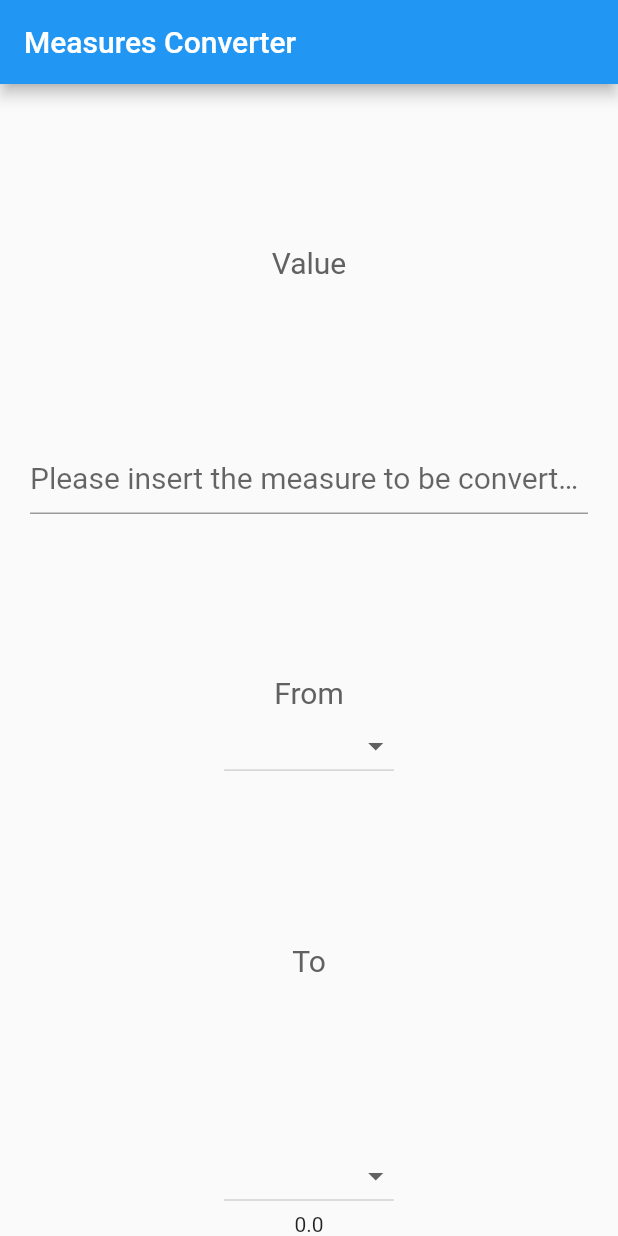
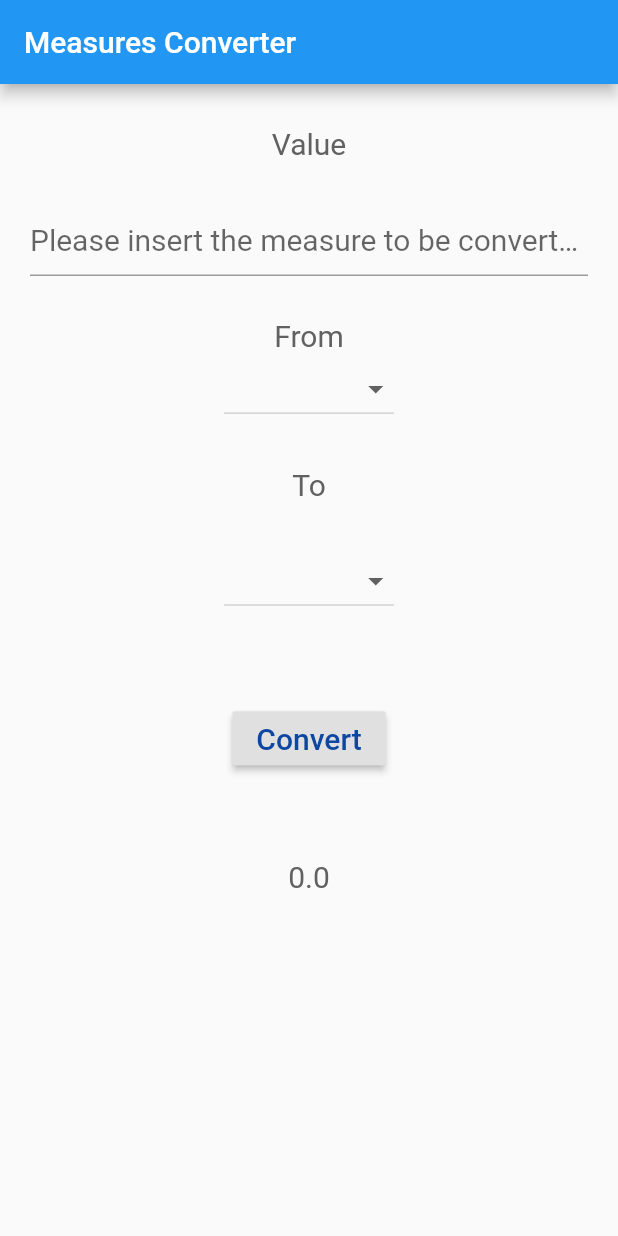
Before and after one commit to mpsb/flutter_projects, a Flutter app: the screen it shows after launch, on a phone screen of 412 x 824 dp. Run offline on Flutter 3.47's test engine with Material 2 defaults, Android fonts, the phone set to English and light mode, and no system bars.

Commit message:
finished GUI.

```diff
--- a/unit_converter/lib/main.dart
+++ b/unit_converter/lib/main.dart
@@ -112,7 +112,26 @@ class MyAppState extends State<MyApp> {
                 },
                 value: _convertedMeasure,
               ),
-              Text((_numberFrom == null) ? '' : _numberFrom.toString())
+              Spacer(
+                flex: 2,
+              ),
+              RaisedButton(
+                child: Text(
+                  'Convert',
+                  style: inputStyle,
+                ),
+                onPressed: () => true,
+              ),
+              Spacer(
+                flex: 2,
+              ),
+              Text(
+                (_numberFrom == null) ? '' : _numberFrom.toString(),
+                style: labelStyle,
+              ),
+              Spacer(
+                flex: 8,
+              ),
             ],
           ),
         ),
```
